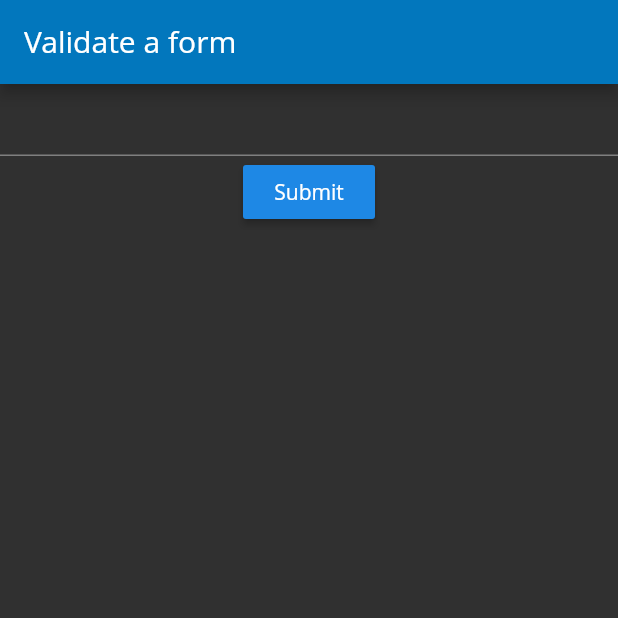
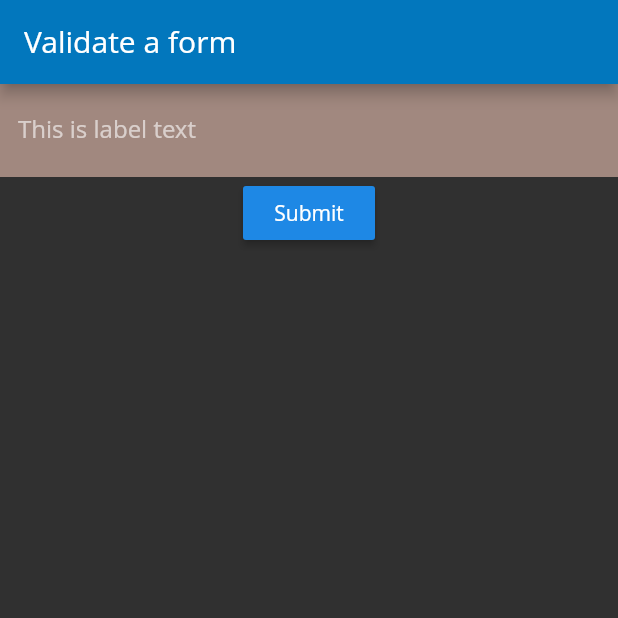
Before and after one commit to alienspaces/flutter-exploration, a Flutter app: the screen it shows after launch, on a phone screen of 412 x 824 dp, the top half of it. Run offline on Flutter 3.47's test engine with Material 2 defaults, Android fonts, the light colour scheme and no system bars; Roboto replaces fonts that are missing (Open Sans).

Commit message:
Add text field decorations

```diff
--- a/lib/cookbook_form_validation.dart
+++ b/lib/cookbook_form_validation.dart
@@ -27,6 +27,14 @@ class FormWidgetState extends State<FormWidget> {
       child: Column(
         children: <Widget>[
           TextFormField(
+            decoration: InputDecoration(
+              border: InputBorder.none,
+              labelText: 'This is label text',
+              hintText: 'This is hint text',
+              filled: true,
+              fillColor: Colors.brown[300],
+              focusColor: Colors.brown[100], // dunno..
+            ),
             validator: (value) {
               if (value.isEmpty) {
                 return 'Please enter something.. anything!';
```
